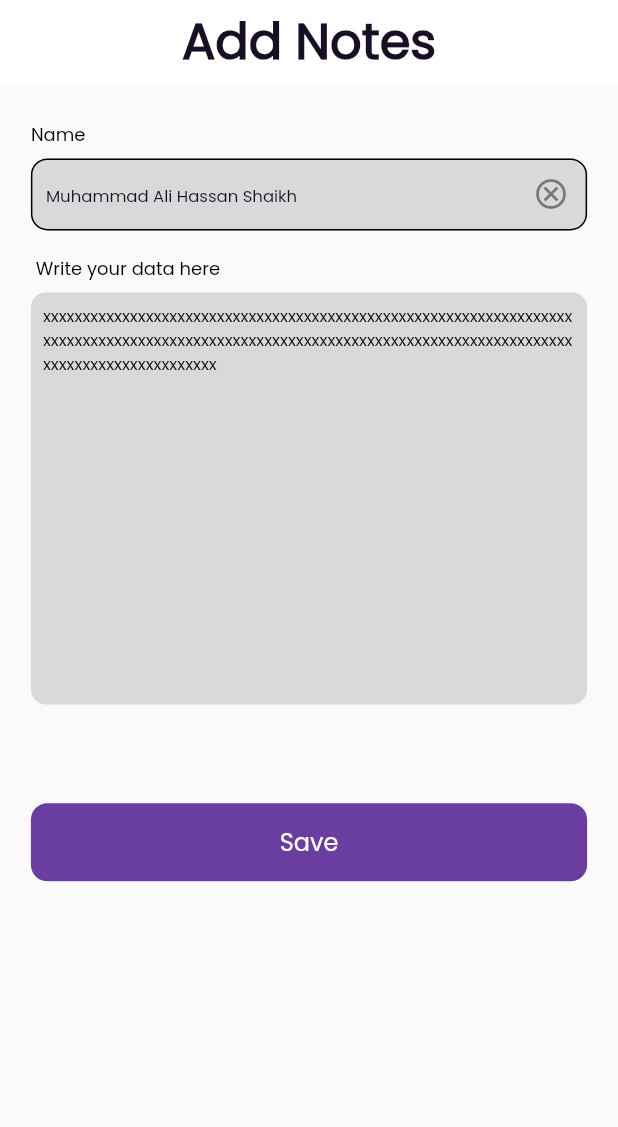
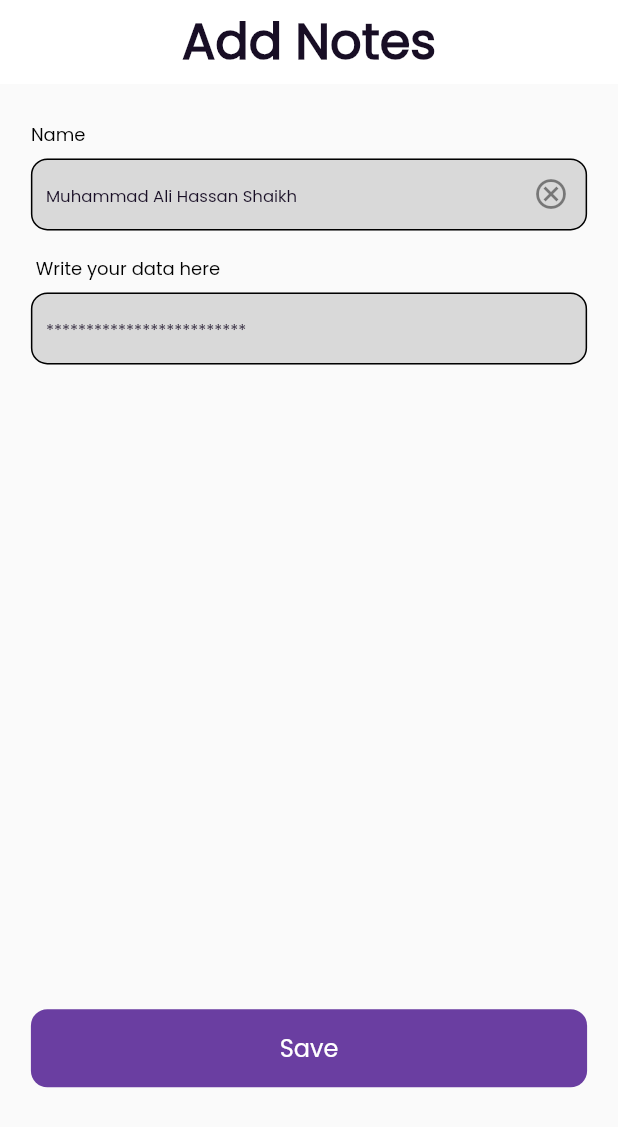
Before and after one commit to MPLectures/faiz_notes_app, a Flutter app: the AddNotesScreen screen opened directly, on a phone screen of 412 x 824 dp. Shown: the top 1127 px of the screen. Run offline on Flutter 3.47's test engine with Material 2 defaults, Android fonts, the phone set to English and light mode, and no system bars; our stand-ins replace get, sizer.

Commit message:
Some Changes on Screen

```diff
--- /dev/null
+++ b/lib/View/Screens/add_notes_home_screen.dart
@@ -0,0 +1,120 @@
+import 'package:faiz_notes_app/Helpers/Constant.dart';
+import 'package:faiz_notes_app/View/Screens/notes_home_screen.dart';
+import 'package:flutter/material.dart';
+import 'package:get/get.dart';
+import 'package:sizer/sizer.dart';
+import '../../Custom_Widgets/Custom_ContainerButton.dart';
+import '../../Custom_Widgets/Custom_TextFormField.dart';
+
+class AddNotesScreen extends StatelessWidget {
+  @override
+  Widget build(BuildContext context) {
+    return Scaffold(
+      resizeToAvoidBottomInset: false,
+      appBar: AppBar(
+        centerTitle: true,
+        backgroundColor: NotesColor.whiteColor,
+        elevation: 0,
+        title: Text(
+          'Add Notes',
+          style: TextStyle(
+              fontFamily: 'Poppins',
+              fontWeight: FontWeight.w600,
+              fontSize: 24.sp,
+              color: NotesColor.blackColor),
+          textAlign: TextAlign.center,
+        ),
+      ),
+      body: Padding(
+        padding: EdgeInsets.symmetric(horizontal: 15.sp),
+        child: Column(
+          crossAxisAlignment: CrossAxisAlignment.start,
+          children: [
+            SizedBox(
+              height: 3.h,
+            ),
+            Text(
+              'Name',
+              style: TextStyle(
+                  fontSize: 12,
+                  fontWeight: FontWeight.w400,
+                  fontFamily: 'Poppins',
+                  color: NotesColor.natural_black),
+            ),
+            SizedBox(
+              height: 5.sp,
+            ),
+            CustomTextFormField(
+              hintText: 'Muhammad Ali Hassan Shaikh',
+              hintStyle: TextStyle(
+                  color: NotesColor.blackColor,
+                  fontSize: 11,
+                  fontWeight: FontWeight.w300,
+                  fontFamily: 'Poppins'),
+              borderRadius: BorderRadius.circular(8.sp),
+              fillColor: NotesColor.light_grey,
+              falseColor: true,
+              border: InputBorder.none,
+              SuffixIcon: Icon(Icons.cancel_outlined),
+              BorderColor: BorderSide(),
+              borderSide: BorderSide(),
+            ),
+            SizedBox(
+              height: 2.h,
+            ),
+            Text(
+              ' Write your data here',
+              style: TextStyle(
+                  fontSize: 12,
+                  fontWeight: FontWeight.w400,
+                  fontFamily: 'Poppins',
+                  color: NotesColor.natural_black),
+              textAlign: TextAlign.center,
+            ),
+            SizedBox(
+              height: 5.sp,
+            ),
+            Container(
+              height: 50.h,
+              child: CustomTextFormField(
+                hintText: '*************************',
+                hintStyle: TextStyle(
+                    color: NotesColor.blackColor,
+                    fontSize: 11,
+                    fontWeight: FontWeight.w300,
+                    fontFamily: 'Poppins'),
+                borderRadius: BorderRadius.circular(8.sp),
+                fillColor: NotesColor.light_grey,
+                falseColor: true,
+                border: InputBorder.none,
+                BorderColor: BorderSide(),
+                borderSide: BorderSide(),
+              ),
+            ),
+            SizedBox(
+              height: 8.h,
+            ),
+            GestureDetector(
+              onTap: () {
+                Get.to(() => NotesHomeScreen());
+              },
+              child: CustomContainerButton(
+                customHeight: 52,
+                customWidth: 280.sp,
+                borderRadius: BorderRadius.circular(8.sp),
+                buttonColor: NotesColor.purpleColor,
+                text: Text('Save',
+                    textAlign: TextAlign.center,
+                    style: TextStyle(
+                        fontFamily: 'Poppins',
+                        fontSize: 16,
+                        fontWeight: FontWeight.w500,
+                        color: NotesColor.whiteColor)),
+              ),
+            ),
+          ],
+        ),
+      ),
+    );
+  }
+}
--- a/lib/View/Screens/for_got_password_screen.dart
+++ b/lib/View/Screens/for_got_password_screen.dart
@@ -37,7 +37,6 @@ class ForgotPasswordScreen extends StatelessWidget {
       ),
       body: SafeArea(
         child:SingleChildScrollView(
-          child: Expanded(
           child: Padding(
             padding:  EdgeInsets.symmetric(horizontal: 10.sp,vertical: 10.sp),
             child: Column(
@@ -117,7 +116,6 @@ class ForgotPasswordScreen extends StatelessWidget {
           ),
         ),
       ),
-      ),
     );
   }
 }
--- a/lib/View/Screens/homeScreen.dart
+++ b/lib/View/Screens/home_screen.dart
@@ -2,10 +2,10 @@ import 'package:get/get.dart';
 import 'package:sizer/sizer.dart';
 import 'package:flutter/material.dart';
 import '../../layouts/layout_home.dart';
-import '../../layouts/layout_profile.dart';
 import 'package:faiz_notes_app/Helpers/Constant.dart';
 import '../../controller/bottom_navigation_controller.dart';
-import 'package:faiz_notes_app/View/Screens/add_notes_screen.dart';
+import '../../layouts/profile_layout.dart';
+import 'add_notes_home_screen.dart';
 
 class HomeScreen extends StatelessWidget {
 
@@ -14,7 +14,7 @@ class HomeScreen extends StatelessWidget {
 
   List layout = [
     layout_home(),
-    layout_profile(),
+    ProfileLayout(),
   ];
 
   @override
--- a/lib/View/Screens/login_screen.dart
+++ b/lib/View/Screens/login_screen.dart
@@ -5,7 +5,7 @@ import 'package:sizer/sizer.dart';
 import '../../Custom_Widgets/Custom_TextFormField.dart';
 import '../../Helpers/Constant.dart';
 import 'for_got_password_screen.dart';
-import 'homeScreen.dart';
+import 'home_screen.dart';
 
 class LoginScreen extends StatelessWidget {
   @override
--- a/lib/View/Screens/new_password_screen.dart
+++ b/lib/View/Screens/new_password_screen.dart
@@ -1,10 +1,10 @@
+import 'package:faiz_notes_app/View/Screens/register_screen.dart';
 import 'package:flutter/material.dart';
 import 'package:get/get.dart';
 import 'package:sizer/sizer.dart';
 import '../../Custom_Widgets/Custom_ContainerButton.dart';
 import '../../Custom_Widgets/Custom_TextFormField.dart';
 import '../../Helpers/Constant.dart';
-import 'homeScreen.dart';
 
 class NewPasswordScreen extends StatelessWidget {
 
@@ -114,7 +114,7 @@ class NewPasswordScreen extends StatelessWidget {
               SizedBox(height: 10.h,),
               GestureDetector(
                 onTap: (){
-                  Get.to(()=>HomeScreen());
+                  Get.to(()=>RegisterScreen());
                 },
                 child: CustomContainerButton(
                   customHeight: 52,
--- a/lib/View/Screens/notes_home_screen.dart
+++ b/lib/View/Screens/notes_home_screen.dart
@@ -1,10 +1,9 @@
-import 'package:faiz_notes_app/View/Screens/my_profile_screen.dart';
 import 'package:flutter/material.dart';
 import 'package:get/get.dart';
 import 'package:sizer/sizer.dart';
 import '../../Helpers/Constant.dart';
 import '../../controller/bottom_navigation_controller.dart';
-import 'add_notes_screen.dart';
+import 'notes_screen.dart';
 
 class NotesHomeScreen extends StatelessWidget {
 
@@ -136,7 +135,7 @@ class NotesHomeScreen extends StatelessWidget {
         child: FloatingActionButton(
           backgroundColor: NotesColor.purpleColor,
           onPressed: () {
-            Get.to(()=>AddNotesScreen());
+            Get.to(()=>NotesScreen());
           },
           child: Icon(
             Icons.add,
--- a/lib/View/Screens/add_notes_screen.dart
+++ b/lib/View/Screens/notes_screen.dart
@@ -6,7 +6,7 @@ import 'package:sizer/sizer.dart';
 import '../../Custom_Widgets/Custom_ContainerButton.dart';
 import '../../Custom_Widgets/Custom_TextFormField.dart';
 
-class AddNotesScreen extends StatelessWidget {
+class NotesScreen extends StatelessWidget {
   @override
   Widget build(BuildContext context) {
     return Scaffold(
@@ -16,8 +16,12 @@ class AddNotesScreen extends StatelessWidget {
         backgroundColor: NotesColor.whiteColor,
         elevation: 0,
         title: Text(
-          'Add Notes',
-          style: TextStyle(fontFamily: 'Poppins', fontWeight: FontWeight.w600, fontSize: 24.sp, color: NotesColor.blackColor),
+          'Notes',
+          style: TextStyle(
+              fontFamily: 'Poppins',
+              fontWeight: FontWeight.w600,
+              fontSize: 24.sp,
+              color: NotesColor.blackColor),
           textAlign: TextAlign.center,
         ),
       ),
@@ -31,14 +35,22 @@ class AddNotesScreen extends StatelessWidget {
             ),
             Text(
               'Name',
-              style: TextStyle(fontSize: 12, fontWeight: FontWeight.w400, fontFamily: 'Poppins', color: NotesColor.natural_black),
+              style: TextStyle(
+                  fontSize: 12,
+                  fontWeight: FontWeight.w400,
+                  fontFamily: 'Poppins',
+                  color: NotesColor.natural_black),
             ),
             SizedBox(
               height: 5.sp,
             ),
             CustomTextFormField(
               hintText: 'Muhammad Ali Hassan Shaikh',
-              hintStyle: TextStyle(color: NotesColor.blackColor, fontSize: 11, fontWeight: FontWeight.w300, fontFamily: 'Poppins'),
+              hintStyle: TextStyle(
+                  color: NotesColor.blackColor,
+                  fontSize: 11,
+                  fontWeight: FontWeight.w300,
+                  fontFamily: 'Poppins'),
               borderRadius: BorderRadius.circular(8.sp),
               fillColor: NotesColor.light_grey,
               falseColor: true,
@@ -52,27 +64,31 @@ class AddNotesScreen extends StatelessWidget {
             ),
             Text(
               ' Write your data here',
-              style: TextStyle(fontSize: 12, fontWeight: FontWeight.w400, fontFamily: 'Poppins', color: NotesColor.natural_black),
+              style: TextStyle(
+                  fontSize: 12,
+                  fontWeight: FontWeight.w400,
+                  fontFamily: 'Poppins',
+                  color: NotesColor.natural_black),
               textAlign: TextAlign.center,
             ),
             SizedBox(
               height: 5.sp,
             ),
             Container(
-              width: 280.sp,
-              height: 200.sp,
-              decoration: BoxDecoration(
-                borderRadius: BorderRadius.circular(10),
-                color: NotesColor.light_grey,
-              ),
-              child: Padding(
-                padding: EdgeInsets.all(8.0),
-                child: Text(
-                  'xxxxxxxxxxxxxxxxxxxxxxxxxxxxxxxxxxxxxxxxxxxxxxxxxxxx'
-                  'xxxxxxxxxxxxxxxxxxxxxxxxxxxxxxxxxxxxxxxxxxxxxxxxxxxx'
-                  'xxxxxxxxxxxxxxxxxxxxxxxxxxxxxxxxxxxxxxxxxxxxxxxxxxxx',
-                  style: TextStyle(fontWeight: FontWeight.w200, fontFamily: 'Poppins', fontSize: 11, color: NotesColor.natural_black),
-                ),
+              height: 50.h,
+              child: CustomTextFormField(
+                hintText: '*************************',
+                hintStyle: TextStyle(
+                    color: NotesColor.blackColor,
+                    fontSize: 11,
+                    fontWeight: FontWeight.w300,
+                    fontFamily: 'Poppins'),
+                borderRadius: BorderRadius.circular(8.sp),
+                fillColor: NotesColor.light_grey,
+                falseColor: true,
+                border: InputBorder.none,
+                BorderColor: BorderSide(),
+                borderSide: BorderSide(),
               ),
             ),
             SizedBox(
@@ -89,7 +105,11 @@ class AddNotesScreen extends StatelessWidget {
                 buttonColor: NotesColor.purpleColor,
                 text: Text('Save',
                     textAlign: TextAlign.center,
-                    style: TextStyle(fontFamily: 'Poppins', fontSize: 16, fontWeight: FontWeight.w500, color: NotesColor.whiteColor)),
+                    style: TextStyle(
+                        fontFamily: 'Poppins',
+                        fontSize: 16,
+                        fontWeight: FontWeight.w500,
+                        color: NotesColor.whiteColor)),
               ),
             ),
           ],
```
Also changed, not shown: lib/View/Screens/register_screen.dart (+4 -4 lines), lib/layouts/layout_profile.dart (deleted, +0 -17 lines), lib/layouts/profile_layout.dart (added, +249 -0 lines), lib/main.dart (+7 -1 lines). Lines whose indentation alone changed are shown as unchanged.
